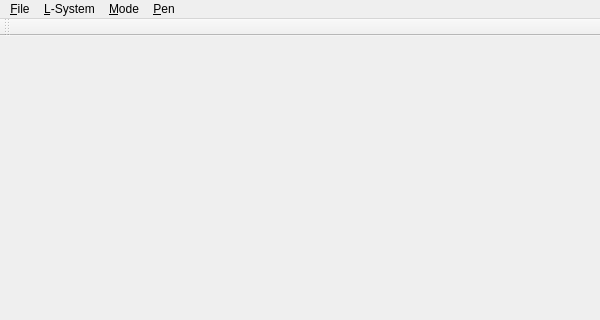
Above: SketchPipe/MainWindow.ui from gnishida/SketchTree before the change; both pictures show x 0 to 600 and y 0 to 320 of the 600 by 600 pixel window. Below: the same form after it.
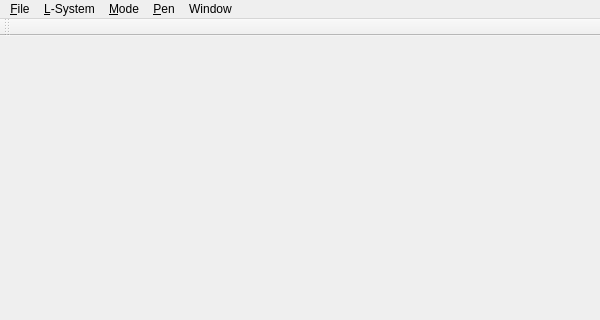
That is the form after the change.

Commit message: Add OptionsWindow to all projects.

Patch:
```diff
--- a/SketchPipe/MainWindow.ui
+++ b/SketchPipe/MainWindow.ui
@@ -75,10 +75,17 @@
     <addaction name="menuColor"/>
     <addaction name="menuWidth"/>
    </widget>
+   <widget class="QMenu" name="menuWindow">
+    <property name="title">
+     <string>Window</string>
+    </property>
+    <addaction name="actionOptions"/>
+   </widget>
    <addaction name="menuFile"/>
    <addaction name="menuL_System"/>
    <addaction name="menuMode"/>
    <addaction name="menuPen"/>
+   <addaction name="menuWindow"/>
   </widget>
   <widget class="QToolBar" name="mainToolBar">
    <attribute name="toolBarArea">
```
Left out of the diff: 5 changed lines with no effect on the pictures. The commit also changes 29 other files.
